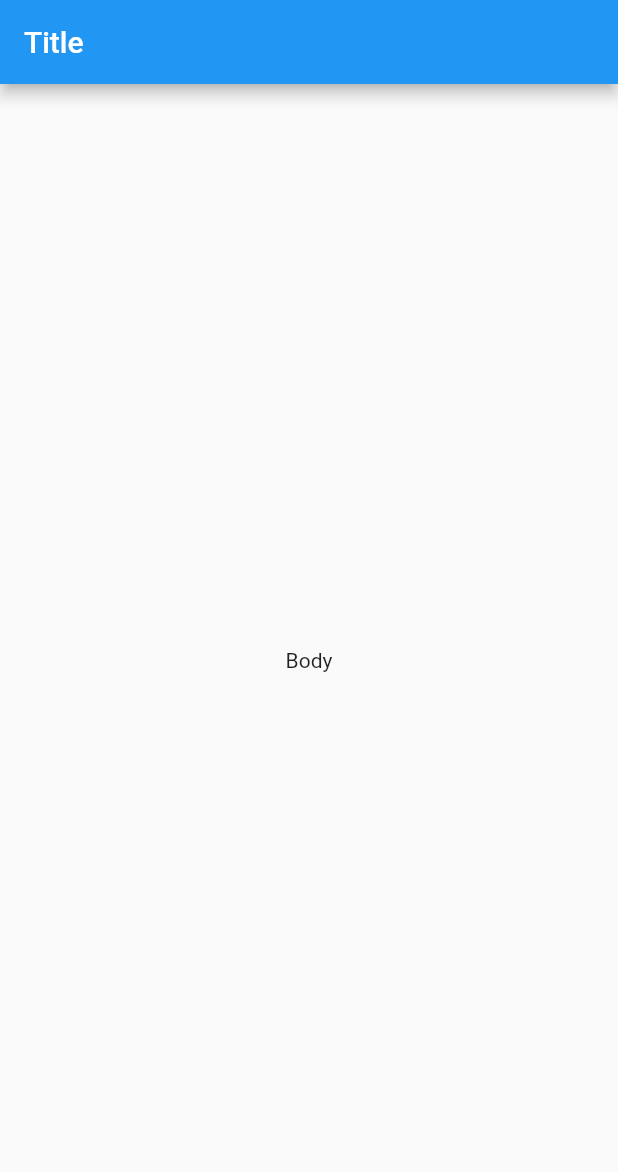
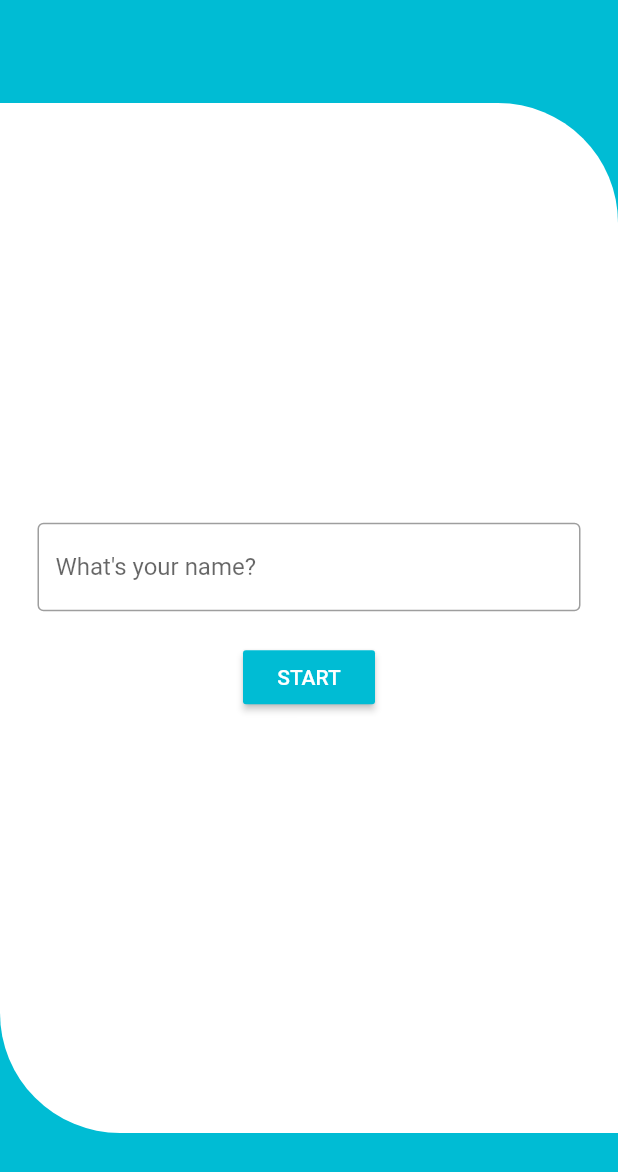
Before and after one commit to nejdetkadir/flutter_keyboard_warrior, a Flutter app: the screen it shows after launch, on a phone screen of 412 x 824 dp. Shown: the top 1172 px of the screen. Run offline on Flutter 3.47's test engine with Material 2 defaults, Android fonts, the phone set to English and light mode, and no system bars; our stand-ins replace fluttertoast.

Commit message:
Create step one of game

```diff
--- a/lib/main.dart
+++ b/lib/main.dart
@@ -1,14 +1,16 @@
 import 'package:flutter/material.dart';
+import 'package:fluttertoast/fluttertoast.dart';
+
 
 void main() {
   runApp(MyApp());
 }
 
 class MyApp extends StatelessWidget {
-
   @override
   Widget build(BuildContext context) {
     return MaterialApp(
+      debugShowCheckedModeBanner: false,
       theme: ThemeData(
         primarySwatch: Colors.blue,
         visualDensity: VisualDensity.adaptivePlatformDensity,
@@ -24,23 +26,88 @@ class MyHomePage extends StatefulWidget {
 }
 
 class _MyHomePageState extends State<MyHomePage> {
+  int step = 0;
+  TextEditingController userName = TextEditingController();
 
   @override
   Widget build(BuildContext context) {
+    var shownWidget;
+
+    if (step == 0) {
+      shownWidget = <Widget>[
+        Container(
+          padding: EdgeInsets.only(right: 25, left: 25),
+          child: TextField(
+            controller: userName,
+            decoration: InputDecoration(
+              border: OutlineInputBorder(),
+              labelText: "What's your name?",
+            ),
+          ),
+        ),
+        Container(
+          padding: EdgeInsets.only(right: 25, left: 25),
+          margin: EdgeInsets.only(top: 20),
+          child: RaisedButton(
+            onPressed: () {
+              if (userName.text.toString().length < 2) {
+                Fluttertoast.showToast(
+                    msg: "It must be of 3 characters minimum",
+                    toastLength: Toast.LENGTH_SHORT,
+                    gravity: ToastGravity.BOTTOM,
+                    timeInSecForIosWeb: 1,
+                    backgroundColor: Colors.red,
+                    textColor: Colors.white,
+                    fontSize: 15.0
+                );
+              }
+            },
+            color: Colors.cyan,
+            child: Text(
+              "START",style: TextStyle(color: Colors.white),
+            ),
+          ),
+        )
+      ];
+    } else if (step == 1) {
+      shownWidget = <Widget>[
+        Text("step 1")
+      ];
+    } else {
+      shownWidget = <Widget>[
+        Text("step 2")
+      ];
+    }
+
     return Scaffold(
-      appBar: AppBar(
-        title: Text("Title"),
-      ),
-      body: Center(
-        child: Column(
-          mainAxisAlignment: MainAxisAlignment.center,
+        backgroundColor: Colors.cyan,
+        body: Column(
+          crossAxisAlignment: CrossAxisAlignment.start,
           children: <Widget>[
-            Text(
-              "Body"
+            Expanded(
+              flex: 1,
+              child: Container(),
+            ),
+            Expanded(
+              flex: 10,
+              child: Container(
+                width: double.infinity,
+                decoration: BoxDecoration(
+                  borderRadius:
+                  BorderRadius.only(bottomLeft: Radius.circular(80.0), topRight: Radius.circular(80.0)),
+                  color: Colors.white,
+                ),
+                child: Column(
+                  mainAxisAlignment: MainAxisAlignment.center,
+                  children: shownWidget,
+                )
+              ),
+            ),
+            Expanded(
+              flex: 1,
+              child: Container(),
             )
           ],
-        ),
-      ),
-    );
+        ));
   }
 }
--- a/pubspec.yaml
+++ b/pubspec.yaml
@@ -28,6 +28,7 @@ dependencies:
   # The following adds the Cupertino Icons font to your application.
   # Use with the CupertinoIcons class for iOS style icons.
   cupertino_icons: ^0.1.3
+  fluttertoast: ^4.0.0
 
 dev_dependencies:
   flutter_test:
```
Also changed, not shown: pubspec.lock.
